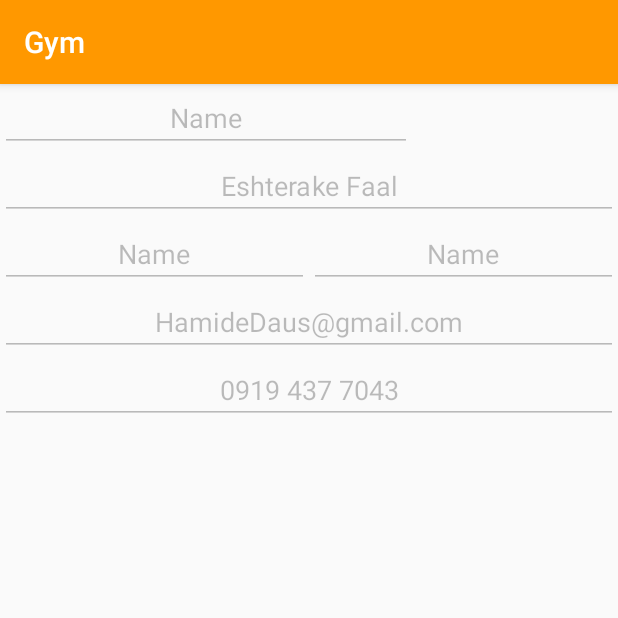
After one commit to m4hdyar/Gym, an Android app: the ProfileActivity screen opened directly, with no data from a screen before it, on a phone screen of 412 x 824 dp, the top half of it. The commit adds this screen. Run offline under Robolectric (Android 15) with nearby library versions, the phone set to English and light mode, and no system bars.

Commit message:
Added profile

```diff
--- /dev/null
+++ b/app/src/main/java/com/example/m4hdyar/gym/ProfileActivity.java
@@ -0,0 +1,13 @@
+package com.example.m4hdyar.gym;
+
+import android.support.v7.app.AppCompatActivity;
+import android.os.Bundle;
+
+public class ProfileActivity extends AppCompatActivity {
+
+    @Override
+    protected void onCreate(Bundle savedInstanceState) {
+        super.onCreate(savedInstanceState);
+        setContentView(R.layout.activity_profile);
+    }
+}
--- a/app/src/main/java/com/example/m4hdyar/gym/RecyclerListDivider.java
+++ b/app/src/main/java/com/example/m4hdyar/gym/RecyclerListDivider.java
@@ -9,6 +9,8 @@ import android.view.View;
 
 import com.example.m4hdyar.gym.R;
 
+
+//TODO: It is extra as recycler view not have divider itself.
 public class RecyclerListDivider extends RecyclerView.ItemDecoration {
     private Drawable mDivider;
 
--- /dev/null
+++ b/app/src/main/res/layout/activity_profile.xml
@@ -0,0 +1,95 @@
+<?xml version="1.0" encoding="utf-8"?>
+<LinearLayout xmlns:android="http://schemas.android.com/apk/res/android"
+    xmlns:app="http://schemas.android.com/apk/res-auto"
+    xmlns:tools="http://schemas.android.com/tools"
+    android:layout_width="match_parent"
+    android:layout_height="match_parent"
+    android:orientation="vertical"
+    tools:context=".ProfileActivity"
+    tools:layoutDirection="rtl"
+    tools:textDirection="rtl">
+
+    <LinearLayout
+        android:layout_width="match_parent"
+        android:layout_height="wrap_content"
+        android:orientation="horizontal"
+        android:weightSum="3"
+        android:gravity="center_vertical">
+        <EditText
+            android:gravity="center"
+            android:id="@+id/txtUserName"
+            android:layout_width="0dp"
+            android:layout_height="wrap_content"
+            android:ems="10"
+            android:inputType="textPersonName"
+            android:text="Name"
+            android:layout_weight="2"
+            android:enabled="false"/>
+        <ImageView
+            android:id="@+id/txtUserImage"
+            android:layout_width="0dp"
+            android:layout_height="wrap_content"
+            android:layout_weight="1"
+            tools:srcCompat="@tools:sample/avatars[7]" />
+    </LinearLayout>
+    <EditText
+        android:gravity="center"
+        android:id="@+id/txtUserSubscription"
+        android:layout_width="match_parent"
+        android:layout_height="wrap_content"
+        android:ems="10"
+        android:inputType="textPersonName"
+        android:text="Eshterake Faal"
+        android:enabled="false"
+        />
+    <LinearLayout
+        android:layout_width="match_parent"
+        android:layout_height="wrap_content"
+        android:orientation="horizontal"
+        android:gravity="center_vertical">
+        <EditText
+            android:gravity="center"
+            android:id="@+id/txtSubscriptionStart"
+            android:layout_width="match_parent"
+            android:layout_height="wrap_content"
+            android:ems="10"
+            android:inputType="textPersonName"
+            android:text="Name"
+            android:layout_weight="2"
+            android:enabled="false"/>
+        <EditText
+            android:gravity="center"
+            android:id="@+id/txtSubscriptionEnd"
+            android:layout_width="match_parent"
+            android:layout_height="wrap_content"
+            android:ems="10"
+            android:inputType="textPersonName"
+            android:text="Name"
+            android:layout_weight="2"
+            android:enabled="false"/>
+    </LinearLayout>
+    <EditText
+        android:gravity="center"
+        android:id="@+id/txtUserEmail"
+        android:layout_width="match_parent"
+        android:layout_height="wrap_content"
+        android:ems="10"
+        android:inputType="textPersonName"
+        android:text="HamideDaus@gmail.com"
+        android:enabled="false"
+        />
+    <EditText
+        android:gravity="center"
+        android:id="@+id/txtPhone"
+        android:layout_width="match_parent"
+        android:layout_height="wrap_content"
+        android:textDirection="ltr"
+        android:ems="10"
+        android:inputType="textPersonName"
+        android:text="0919 437 7043"
+        android:enabled="false"
+        />
+
+
+
+</LinearLayout>
--- a/app/src/main/res/values/strings.xml
+++ b/app/src/main/res/values/strings.xml
@@ -25,6 +25,7 @@
     <!-- String Page name -->
     <string name="login_page">صفحه ورود</string>
     <string name="title_activity_body_state">BodyStateActivity</string>
+    <string name="title_activity_profile">ProfileActivity</string>
 
 
 </resources>
```
Also changed, not shown: app/src/main/AndroidManifest.xml (+4 -4 lines), app/src/main/java/com/example/m4hdyar/gym/MealdietProgramActivity.java (+64 -4 lines), app/src/main/res/layout/activity_mealdiet_program.xml (+17 -7 lines).
